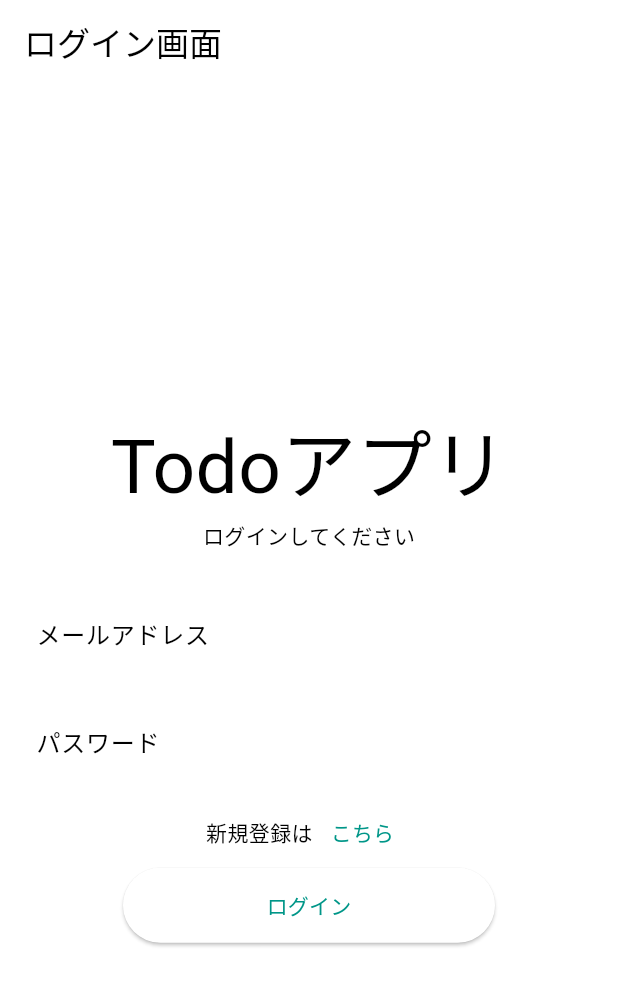
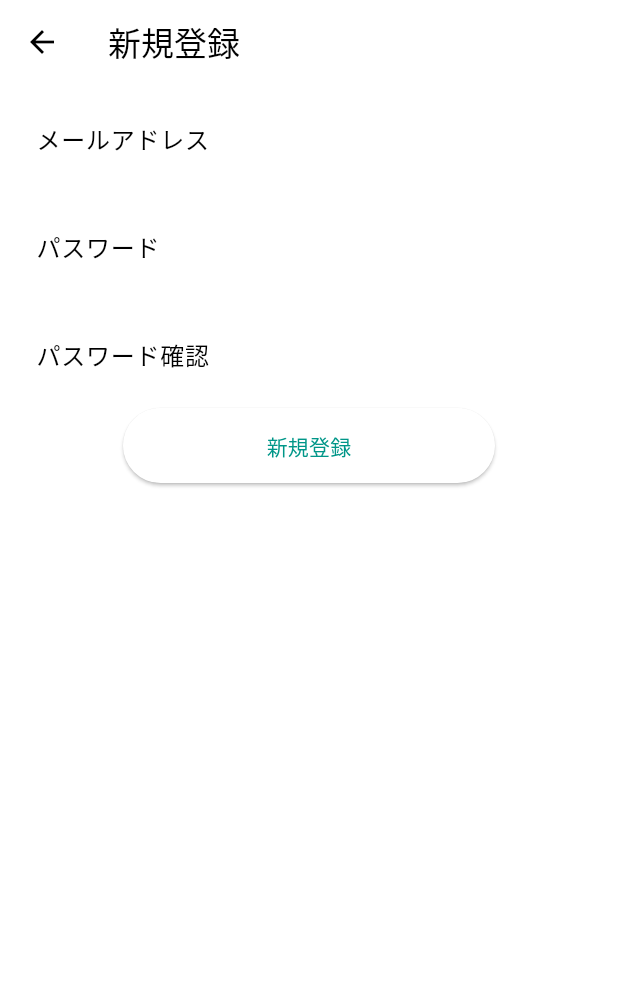
Before and after one commit to trajanme/todo, a Flutter app: the screen it shows after launch, after a tap on "こちら", on a phone screen of 412 x 824 dp. Shown: the top 986 px of the screen. Run offline on Flutter 3.47's test engine with Material 3 defaults, Android fonts, the phone set to English and light mode, and no system bars.

Commit message:
added registration.dart

```diff
--- a/lib/main.dart
+++ b/lib/main.dart
@@ -1,4 +1,5 @@
 import 'package:flutter/material.dart';
+import 'package:todo/registration.dart';
 
 void main() {
   runApp(const MainApp());
@@ -49,7 +50,14 @@ class MyHomePage extends StatelessWidget {
             mainAxisAlignment: MainAxisAlignment.center,
             children: [
               const Text("新規登録は"),
-              TextButton(onPressed: () {}, child: const Text("こちら"))
+              TextButton(
+                  onPressed: () {
+                    Navigator.push(
+                        context,
+                        MaterialPageRoute(
+                            builder: (context) => const Registration()));
+                  },
+                  child: const Text("こちら"))
             ],
           ),
           ElevatedButton(
--- /dev/null
+++ b/lib/registration.dart
@@ -0,0 +1,33 @@
+import 'package:flutter/material.dart';
+import 'package:todo/main.dart';
+
+class Registration extends StatelessWidget {
+  const Registration({super.key});
+
+  @override
+  Widget build(BuildContext context) {
+    return Scaffold(
+      appBar: AppBar(
+        title: const Text('新規登録'),
+      ),
+      body: Column(
+        children: [
+          const CustomTextField(label: 'メールアドレス'),
+          const CustomTextField(label: 'パスワード'),
+          const CustomTextField(label: 'パスワード確認'),
+          ElevatedButton(
+              onPressed: () {},
+              child: Container(
+                width: 200,
+                height: 50,
+                alignment: Alignment.center,
+                child: const Text(
+                  '新規登録',
+                  textAlign: TextAlign.center,
+                ),
+              ))
+        ],
+      ),
+    );
+  }
+}
```
